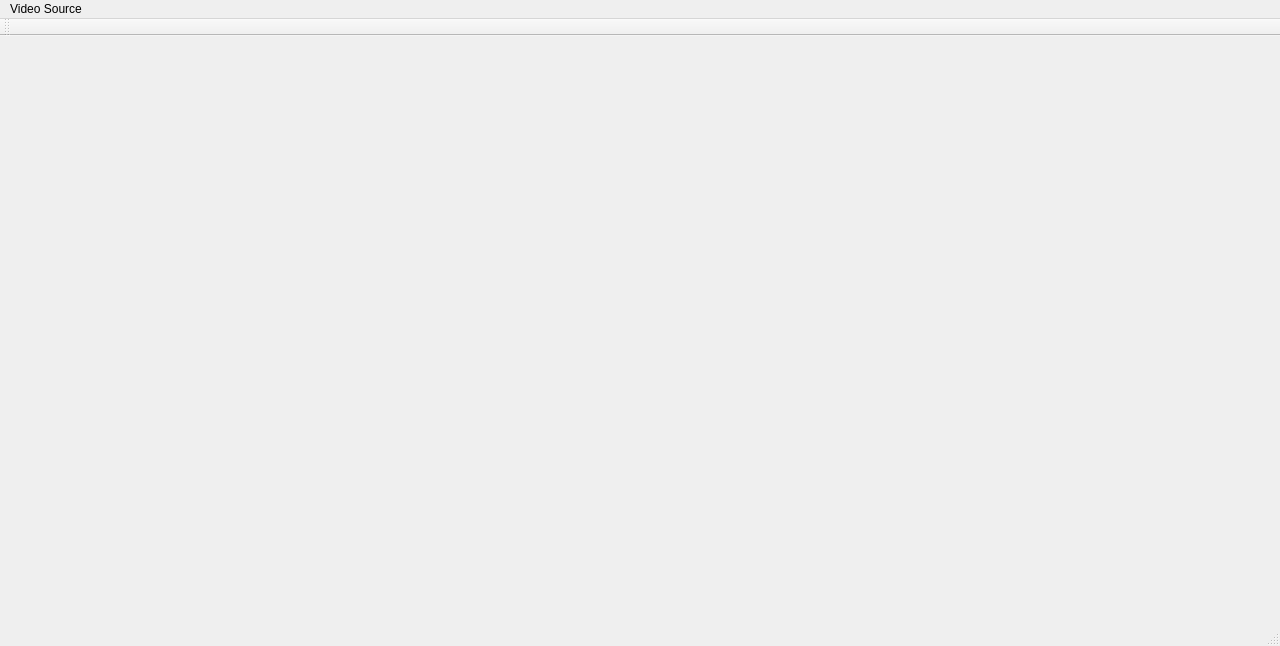
Old version of the form simulation/src/gui/QSimulator.ui in the repository sebbae/bassma.
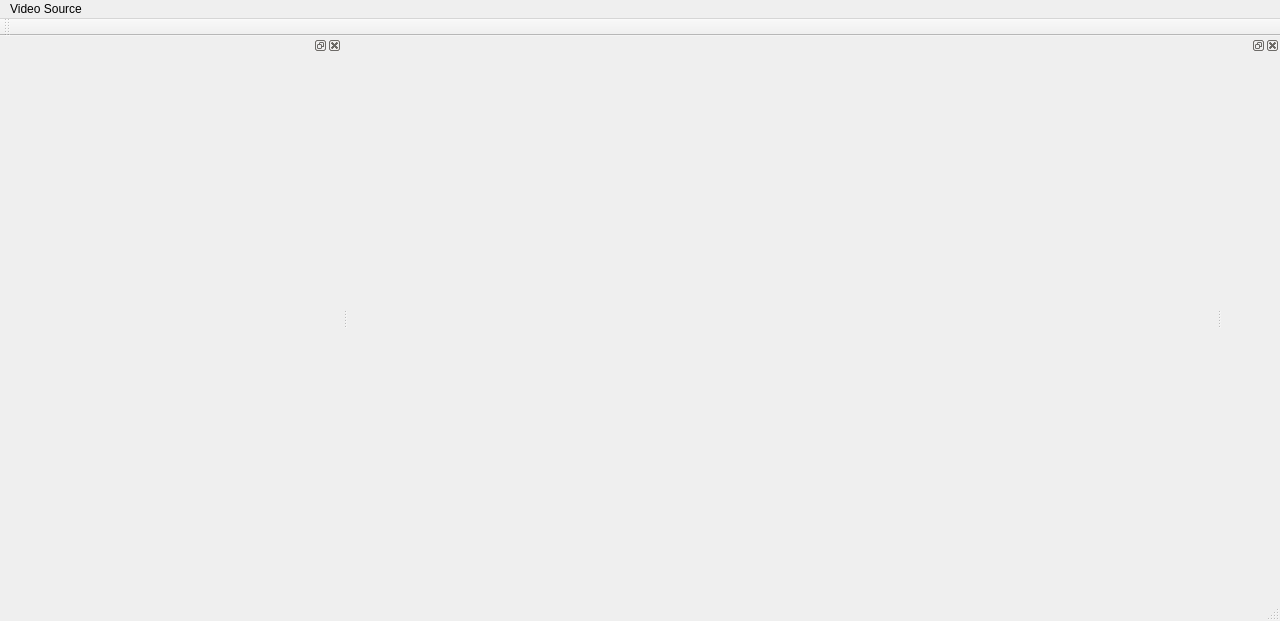
New version of the form. Custom widgets are drawn as their Qt base class.

Commit message: some test with ui resize

```diff
--- a/simulation/src/gui/QSimulator.ui
+++ b/simulation/src/gui/QSimulator.ui
@@ -16,8 +16,6 @@
   <widget class="QWidget" name="centralWidget">
    <layout class="QGridLayout" name="gridLayout">
     <item row="0" column="0">
-     <layout class="QGridLayout" name="videoLayout">
-      <item row="0" column="1">
        <widget class="bassma::QOpenCVWidget" name="processed" native="true">
         <property name="minimumSize">
          <size>
@@ -34,44 +32,6 @@
         <layout class="QVBoxLayout" name="verticalLayout_4"/>
        </widget>
       </item>
-      <item row="1" column="1">
-       <widget class="QWidget" name="empty" native="true"/>
-      </item>
-      <item row="0" column="0">
-       <widget class="QWidget" name="source" native="true">
-        <property name="minimumSize">
-         <size>
-          <width>320</width>
-          <height>240</height>
-         </size>
-        </property>
-        <property name="maximumSize">
-         <size>
-          <width>640</width>
-          <height>480</height>
-         </size>
-        </property>
-        <layout class="QVBoxLayout" name="verticalLayout_3"/>
-       </widget>
-      </item>
-      <item row="1" column="0">
-       <widget class="bassma::QBallDetector" name="detector" native="true">
-        <property name="minimumSize">
-         <size>
-          <width>0</width>
-          <height>320</height>
-         </size>
-        </property>
-        <property name="maximumSize">
-         <size>
-          <width>16777215</width>
-          <height>640</height>
-         </size>
-        </property>
-       </widget>
-      </item>
-     </layout>
-    </item>
    </layout>
   </widget>
   <widget class="QMenuBar" name="menuBar">
@@ -101,6 +61,57 @@
    </attribute>
   </widget>
   <widget class="QStatusBar" name="statusBar"/>
+  <widget class="QDockWidget" name="sourceDoc">
+   <attribute name="dockWidgetArea">
+    <number>1</number>
+   </attribute>
+   <widget class="QWidget" name="sourceDocContent">
+    <layout class="QHBoxLayout" name="horizontalLayout">
+     <item>
+      <widget class="QWidget" name="source" native="true">
+       <property name="minimumSize">
+        <size>
+         <width>320</width>
+         <height>240</height>
+        </size>
+       </property>
+       <property name="maximumSize">
+        <size>
+         <width>640</width>
+         <height>480</height>
+        </size>
+       </property>
+       <layout class="QVBoxLayout" name="verticalLayout_3"/>
+      </widget>
+     </item>
+    </layout>
+   </widget>
+  </widget>
+  <widget class="QDockWidget" name="detectorDock">
+   <attribute name="dockWidgetArea">
+    <number>2</number>
+   </attribute>
+   <widget class="QWidget" name="detectorDocContent">
+    <layout class="QHBoxLayout" name="horizontalLayout_2">
+     <item>
+      <widget class="bassma::QBallDetector" name="detector" native="true">
+       <property name="minimumSize">
+        <size>
+         <width>0</width>
+         <height>320</height>
+        </size>
+       </property>
+       <property name="maximumSize">
+        <size>
+         <width>16777215</width>
+         <height>640</height>
+        </size>
+       </property>
+      </widget>
+     </item>
+    </layout>
+   </widget>
+  </widget>
   <action name="actionVideoWebcam">
    <property name="text">
     <string>Webcam</string>
```
Lines whose indentation alone changed are shown as unchanged. The commit also changes 2 other files.
